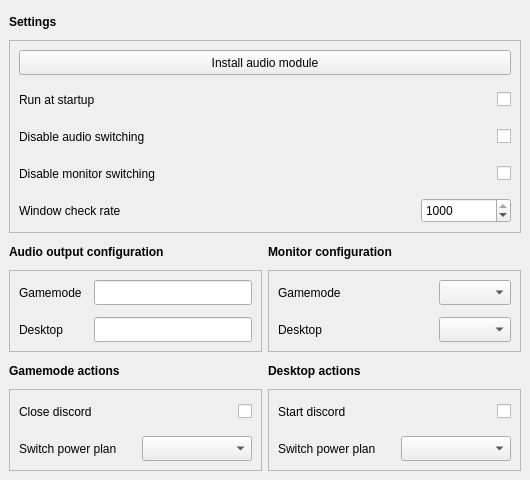
Odizinne/BigPictureTV, file src/BigPictureTV/bigpicturetv.ui: the form before one commit.
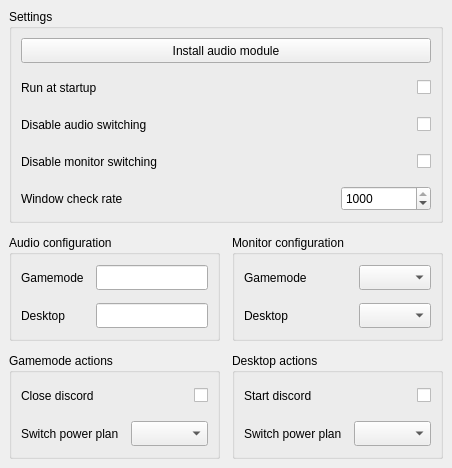
The form after the commit.

Commit message: use groupbox instead of frame, unified windows 11 and 10 style, removed now useless colorutils

```diff
--- a/src/BigPictureTV/bigpicturetv.ui
+++ b/src/BigPictureTV/bigpicturetv.ui
@@ -6,8 +6,8 @@
    <rect>
     <x>0</x>
     <y>0</y>
-    <width>530</width>
-    <height>480</height>
+    <width>452</width>
+    <height>468</height>
    </rect>
   </property>
   <property name="sizePolicy">
@@ -26,25 +26,89 @@
    <string>BigPictureTV - Settings</string>
   </property>
   <widget class="QWidget" name="centralwidget">
-   <layout class="QGridLayout" name="gridLayout_2" columnstretch="1,1">
-    <item row="3" column="0">
-     <widget class="QFrame" name="audioFrame">
-      <property name="frameShape">
-       <enum>QFrame::Shape::StyledPanel</enum>
+   <layout class="QGridLayout" name="gridLayout_2" columnstretch="0,0">
+    <property name="spacing">
+     <number>12</number>
+    </property>
+    <item row="2" column="0">
+     <widget class="QGroupBox" name="gamemodeActionsGroupBox">
+      <property name="title">
+       <string>Gamemode actions</string>
       </property>
-      <layout class="QGridLayout" name="gridLayout">
-       <property name="leftMargin">
-        <number>9</number>
+      <property name="flat">
+       <bool>false</bool>
+      </property>
+      <property name="checkable">
+       <bool>false</bool>
+      </property>
+      <property name="checked">
+       <bool>false</bool>
+      </property>
+      <layout class="QGridLayout" name="gridLayout_6">
+       <property name="spacing">
+        <number>12</number>
        </property>
-       <property name="topMargin">
-        <number>9</number>
-       </property>
-       <property name="rightMargin">
-        <number>9</number>
-       </property>
-       <property name="bottomMargin">
-        <number>9</number>
-       </property>
+       <item row="0" column="1">
+        <widget class="QCheckBox" name="closeDiscordCheckBox">
+         <property name="minimumSize">
+          <size>
+           <width>0</width>
+           <height>25</height>
+          </size>
+         </property>
+         <property name="layoutDirection">
+          <enum>Qt::LayoutDirection::RightToLeft</enum>
+         </property>
+         <property name="text">
+          <string/>
+         </property>
+        </widget>
+       </item>
+       <item row="0" column="0">
+        <widget class="QLabel" name="CloseDiscordLabel">
+         <property name="minimumSize">
+          <size>
+           <width>0</width>
+           <height>25</height>
+          </size>
+         </property>
+         <property name="text">
+          <string>Close discord</string>
+         </property>
+        </widget>
+       </item>
+       <item row="1" column="0">
+        <widget class="QLabel" name="gamemodePowerPlanLabel">
+         <property name="minimumSize">
+          <size>
+           <width>0</width>
+           <height>25</height>
+          </size>
+         </property>
+         <property name="text">
+          <string>Switch power plan</string>
+         </property>
+        </widget>
+       </item>
+       <item row="1" column="1">
+        <widget class="QComboBox" name="gamemodePowerPlanComboBox">
+         <property name="minimumSize">
+          <size>
+           <width>0</width>
+           <height>25</height>
+          </size>
+         </property>
+        </widget>
+       </item>
+      </layout>
+     </widget>
+    </item>
+    <item row="1" column="0">
+     <widget class="QGroupBox" name="audioGroupBox">
+      <property name="title">
+       <string>Audio configuration</string>
+      </property>
+      <layout class="QGridLayout" name="gridLayout_5">
        <property name="spacing">
         <number>12</number>
        </property>
@@ -61,6 +125,22 @@
          </property>
         </widget>
        </item>
+       <item row="0" column="1">
+        <widget class="QLineEdit" name="gamemodeAudioLineEdit">
+         <property name="minimumSize">
+          <size>
+           <width>0</width>
+           <height>25</height>
+          </size>
+         </property>
+         <property name="autoFillBackground">
+          <bool>false</bool>
+         </property>
+         <property name="frame">
+          <bool>true</bool>
+         </property>
+        </widget>
+       </item>
        <item row="1" column="0">
         <widget class="QLabel" name="desktopAudioLabel">
          <property name="minimumSize">
@@ -90,67 +170,50 @@
          </property>
         </widget>
        </item>
-       <item row="0" column="1">
-        <widget class="QLineEdit" name="gamemodeAudioLineEdit">
-         <property name="minimumSize">
-          <size>
-           <width>0</width>
-           <height>25</height>
-          </size>
-         </property>
-         <property name="autoFillBackground">
-          <bool>false</bool>
-         </property>
-         <property name="frame">
-          <bool>true</bool>
-         </property>
-        </widget>
-       </item>
       </layout>
      </widget>
     </item>
-    <item row="2" column="0">
-     <widget class="QLabel" name="audioOutputLabel">
-      <property name="minimumSize">
-       <size>
-        <width>0</width>
-        <height>25</height>
-       </size>
+    <item row="1" column="1">
+     <widget class="QGroupBox" name="monitorsGroupBox">
+      <property name="title">
+       <string>Monitor configuration</string>
       </property>
-      <property name="font">
-       <font>
-        <bold>true</bold>
-       </font>
-      </property>
-      <property name="text">
-       <string>Audio output configuration</string>
-      </property>
-     </widget>
-    </item>
-    <item row="3" column="1">
-     <widget class="QFrame" name="monitorsFrame">
-      <property name="frameShape">
-       <enum>QFrame::Shape::StyledPanel</enum>
-      </property>
-      <property name="frameShadow">
-       <enum>QFrame::Shadow::Sunken</enum>
-      </property>
-      <layout class="QGridLayout" name="gridLayout_4">
-       <property name="leftMargin">
-        <number>9</number>
-       </property>
-       <property name="topMargin">
-        <number>9</number>
-       </property>
-       <property name="rightMargin">
-        <number>9</number>
-       </property>
-       <property name="bottomMargin">
-        <number>9</number>
-       </property>
+      <layout class="QGridLayout" name="gridLayout_3">
        <property name="spacing">
         <number>12</number>
        </property>
+       <item row="0" column="0">
+        <widget class="QLabel" name="gamemodeMonitorLabel">
+         <property name="minimumSize">
+          <size>
+           <width>0</width>
+           <height>25</height>
+          </size>
+         </property>
+         <property name="text">
+          <string>Gamemode</string>
+         </property>
+        </widget>
+       </item>
+       <item row="0" column="1">
+        <spacer name="horizontalSpacer_2">
+         <property name="minimumSize">
+          <size>
+           <width>0</width>
+           <height>25</height>
+          </size>
+         </property>
+         <property name="orientation">
+          <enum>Qt::Orientation::Horizontal</enum>
+         </property>
+         <property name="sizeHint" stdset="0">
+          <size>
+           <width>40</width>
+           <height>20</height>
+          </size>
+         </property>
+        </spacer>
+       </item>
        <item row="0" column="2">
         <widget class="QComboBox" name="gamemodeMonitorComboBox">
          <property name="minimumSize">
@@ -164,16 +227,6 @@
          </property>
         </widget>
        </item>
-       <item row="1" column="2">
-        <widget class="QComboBox" name="desktopMonitorComboBox">
-         <property name="minimumSize">
-          <size>
-           <width>0</width>
-           <height>25</height>
-          </size>
-         </property>
-        </widget>
-       </item>
        <item row="1" column="0">
         <widget class="QLabel" name="desktopMonitorLabel">
          <property name="minimumSize">
@@ -187,8 +240,30 @@
          </property>
         </widget>
        </item>
+       <item row="1" column="2">
+        <widget class="QComboBox" name="desktopMonitorComboBox">
+         <property name="minimumSize">
+          <size>
+           <width>0</width>
+           <height>25</height>
+          </size>
+         </property>
+        </widget>
+       </item>
+      </layout>
+     </widget>
+    </item>
+    <item row="2" column="1">
+     <widget class="QGroupBox" name="desktopActionsGroupBox">
+      <property name="title">
+       <string>Desktop actions</string>
+      </property>
+      <layout class="QGridLayout" name="gridLayout_7">
+       <property name="spacing">
+        <number>12</number>
+       </property>
        <item row="0" column="0">
-        <widget class="QLabel" name="gamemodeMonitorLabel">
+        <widget class="QLabel" name="startDiscordLabel">
          <property name="minimumSize">
           <size>
            <width>0</width>
@@ -196,50 +271,96 @@
           </size>
          </property>
          <property name="text">
-          <string>Gamemode</string>
+          <string>Start discord</string>
          </property>
         </widget>
        </item>
        <item row="0" column="1">
-        <spacer name="horizontalSpacer_2">
-         <property name="orientation">
-          <enum>Qt::Orientation::Horizontal</enum>
+        <widget class="QCheckBox" name="startDiscordCheckBox">
+         <property name="minimumSize">
+          <size>
+           <width>0</width>
+           <height>25</height>
+          </size>
          </property>
-         <property name="sizeHint" stdset="0">
+         <property name="layoutDirection">
+          <enum>Qt::LayoutDirection::RightToLeft</enum>
+         </property>
+         <property name="text">
+          <string/>
+         </property>
+        </widget>
+       </item>
+       <item row="1" column="0">
+        <widget class="QLabel" name="desktopPowerPlanLabel">
+         <property name="minimumSize">
           <size>
-           <width>40</width>
-           <height>20</height>
+           <width>0</width>
+           <height>25</height>
           </size>
          </property>
-        </spacer>
+         <property name="text">
+          <string>Switch power plan</string>
+         </property>
+        </widget>
+       </item>
+       <item row="1" column="1">
+        <widget class="QComboBox" name="desktopPowerPlanComboBox">
+         <property name="minimumSize">
+          <size>
+           <width>0</width>
+           <height>25</height>
+          </size>
+         </property>
+        </widget>
        </item>
       </layout>
      </widget>
     </item>
-    <item row="1" column="0" colspan="2">
-     <widget class="QFrame" name="settingsFrame">
-      <property name="frameShape">
-       <enum>QFrame::Shape::StyledPanel</enum>
+    <item row="0" column="0" colspan="2">
+     <widget class="QGroupBox" name="settingsGroupBox">
+      <property name="minimumSize">
+       <size>
+        <width>0</width>
+        <height>0</height>
+       </size>
       </property>
-      <property name="frameShadow">
-       <enum>QFrame::Shadow::Sunken</enum>
+      <property name="title">
+       <string>Settings</string>
       </property>
-      <layout class="QGridLayout" name="settings_layout">
-       <property name="leftMargin">
-        <number>9</number>
-       </property>
-       <property name="topMargin">
-        <number>9</number>
-       </property>
-       <property name="rightMargin">
-        <number>9</number>
-       </property>
-       <property name="bottomMargin">
-        <number>9</number>
-       </property>
+      <layout class="QGridLayout" name="gridLayout">
        <property name="spacing">
         <number>12</number>
        </property>
+       <item row="2" column="1" colspan="2">
+        <widget class="QCheckBox" name="disableAudioCheckBox">
+         <property name="minimumSize">
+          <size>
+           <width>0</width>
+           <height>25</height>
+          </size>
+         </property>
+         <property name="layoutDirection">
+          <enum>Qt::LayoutDirection::RightToLeft</enum>
+         </property>
+         <property name="text">
+          <string/>
+         </property>
+        </widget>
+       </item>
+       <item row="0" column="0" colspan="3">
+        <widget class="QPushButton" name="installAudioButton">
+         <property name="minimumSize">
+          <size>
+           <width>0</width>
+           <height>25</height>
+          </size>
+         </property>
+         <property name="text">
+          <string>Install audio module</string>
+         </property>
+        </widget>
+       </item>
        <item row="2" column="0">
         <widget class="QLabel" name="disableAudioLabel">
          <property name="minimumSize">
@@ -253,7 +374,20 @@
          </property>
         </widget>
        </item>
-       <item row="3" column="0">
+       <item row="1" column="0">
+        <widget class="QLabel" name="startupLabel">
+         <property name="minimumSize">
+          <size>
+           <width>0</width>
+           <height>25</height>
+          </size>
+         </property>
+         <property name="text">
+          <string>Run at startup</string>
+         </property>
+        </widget>
+       </item>
+       <item row="3" column="0" rowspan="2">
         <widget class="QLabel" name="disableMonitorLabel">
          <property name="minimumSize">
           <size>
@@ -266,20 +400,23 @@
          </property>
         </widget>
        </item>
-       <item row="4" column="0">
-        <widget class="QLabel" name="checkrateLabel">
+       <item row="3" column="1" rowspan="2" colspan="2">
+        <widget class="QCheckBox" name="disableMonitorCheckBox">
          <property name="minimumSize">
           <size>
            <width>0</width>
            <height>25</height>
           </size>
          </property>
+         <property name="layoutDirection">
+          <enum>Qt::LayoutDirection::RightToLeft</enum>
+         </property>
          <property name="text">
-          <string>Window check rate</string>
+          <string/>
          </property>
         </widget>
        </item>
-       <item row="1" column="2">
+       <item row="1" column="1" colspan="2">
         <widget class="QCheckBox" name="startupCheckBox">
          <property name="minimumSize">
           <size>
@@ -295,7 +432,7 @@
          </property>
         </widget>
        </item>
-       <item row="4" column="2">
+       <item row="5" column="2">
         <widget class="QSpinBox" name="checkrateSpinBox">
          <property name="minimumSize">
           <size>
@@ -320,8 +457,8 @@
          </property>
         </widget>
        </item>
-       <item row="0" column="0" colspan="3">
-        <widget class="QPushButton" name="installAudioButton">
+       <item row="5" column="0">
+        <widget class="QLabel" name="checkrateLabel">
          <property name="minimumSize">
           <size>
            <width>0</width>
@@ -329,57 +466,18 @@
           </size>
          </property>
          <property name="text">
-          <string>Install audio module</string>
+          <string>Window check rate</string>
          </property>
         </widget>
        </item>
-       <item row="3" column="2">
-        <widget class="QCheckBox" name="disableMonitorCheckBox">
-         <property name="minimumSize">
-          <size>
-           <width>0</width>
-           <height>25</height>
-          </size>
-         </property>
-         <property name="layoutDirection">
-          <enum>Qt::LayoutDirection::RightToLeft</enum>
-         </property>
-         <property name="text">
-          <string/>
-         </property>
-        </widget>
-       </item>
-       <item row="2" column="2">
-        <widget class="QCheckBox" name="disableAudioCheckBox">
-         <property name="minimumSize">
-          <size>
-           <width>0</width>
-           <height>25</height>
-          </size>
-         </property>
-         <property name="layoutDirection">
-          <enum>Qt::LayoutDirection::RightToLeft</enum>
-         </property>
-         <property name="text">
-          <string/>
-         </property>
-        </widget>
-       </item>
-       <item row="1" column="0">
-        <widget class="QLabel" name="startupLabel">
-         <property name="minimumSize">
-          <size>
-           <width>0</width>
-           <height>25</height>
-          </size>
-         </property>
-         <property name="text">
-          <string>Run at startup</string>
-         </property>
-        </widget>
-       </item>
-       <item row="4" column="1">
+       <item row="5" column="1">
         <spacer name="horizontalSpacer">
+         <property name="minimumSize">
+          <size>
+           <width>0</width>
+           <height>25</height>
+          </size>
+         </property>
          <property name="orientation">
           <enum>Qt::Orientation::Horizontal</enum>
          </property>
@@ -394,230 +492,6 @@
       </layout>
      </widget>
     </item>
-    <item row="0" column="0" colspan="2">
-     <widget class="QLabel" name="settingsLabel">
-      <property name="minimumSize">
-       <size>
-        <width>0</width>
-        <height>25</height>
-       </size>
-      </property>
-      <property name="font">
-       <font>
-        <bold>true</bold>
-       </font>
-      </property>
-      <property name="text">
-       <string>Settings</string>
-      </property>
-     </widget>
-    </item>
-    <item row="2" column="1">
-     <widget class="QLabel" name="monitorConfigurationLabel">
-      <property name="minimumSize">
-       <size>
-        <width>0</width>
-        <height>25</height>
-       </size>
-      </property>
-      <property name="font">
-       <font>
-        <bold>true</bold>
-       </font>
-      </property>
-      <property name="text">
-       <string>Monitor configuration</string>
-      </property>
-     </widget>
-    </item>
-    <item row="4" column="0">
-     <widget class="QLabel" name="gamemodeActionsLabel">
-      <property name="minimumSize">
-       <size>
-        <width>0</width>
-        <height>25</height>
-       </size>
-      </property>
-      <property name="font">
-       <font>
-        <bold>true</bold>
-       </font>
-      </property>
-      <property name="text">
-       <string>Gamemode actions</string>
-      </property>
-     </widget>
-    </item>
-    <item row="5" column="0">
-     <widget class="QFrame" name="gamemodeActionsFrame">
-      <property name="frameShape">
-       <enum>QFrame::Shape::StyledPanel</enum>
-      </property>
-      <property name="frameShadow">
-       <enum>QFrame::Shadow::Sunken</enum>
-      </property>
-      <layout class="QGridLayout" name="gridLayout_3">
-       <property name="leftMargin">
-        <number>9</number>
-       </property>
-       <property name="topMargin">
-        <number>9</number>
-       </property>
-       <property name="rightMargin">
-        <number>9</number>
-       </property>
-       <property name="bottomMargin">
-        <number>9</number>
-       </property>
-       <property name="spacing">
-        <number>12</number>
-       </property>
-       <item row="0" column="1">
-        <widget class="QCheckBox" name="closeDiscordCheckBox">
-         <property name="minimumSize">
-          <size>
-           <width>0</width>
-           <height>25</height>
-          </size>
-         </property>
-         <property name="layoutDirection">
-          <enum>Qt::LayoutDirection::RightToLeft</enum>
-         </property>
-         <property name="text">
-          <string/>
-         </property>
-        </widget>
-       </item>
-       <item row="0" column="0">
-        <widget class="QLabel" name="CloseDiscordLabel">
-         <property name="minimumSize">
-          <size>
-           <width>0</width>
-           <height>25</height>
-          </size>
-         </property>
-         <property name="text">
-          <string>Close discord</string>
-         </property>
-        </widget>
-       </item>
-       <item row="1" column="0">
-        <widget class="QLabel" name="gamemodePowerPlanLabel">
-         <property name="minimumSize">
-          <size>
-           <width>0</width>
-           <height>25</height>
-          </size>
-         </property>
-         <property name="text">
-          <string>Switch power plan</string>
-         </property>
-        </widget>
-       </item>
-       <item row="1" column="1">
-        <widget class="QComboBox" name="gamemodePowerPlanComboBox">
-         <property name="minimumSize">
-          <size>
-           <width>0</width>
-           <height>25</height>
-          </size>
-         </property>
-        </widget>
-       </item>
-      </layout>
-     </widget>
-    </item>
-    <item row="4" column="1">
-     <widget class="QLabel" name="desktopActionsLabel">
-      <property name="font">
-       <font>
-        <bold>true</bold>
-       </font>
-      </property>
-      <property name="text">
-       <string>Desktop actions</string>
-      </property>
-     </widget>
-    </item>
-    <item row="5" column="1">
-     <widget class="QFrame" name="desktopActionsFrame">
-      <property name="frameShape">
-       <enum>QFrame::Shape::StyledPanel</enum>
-      </property>
-      <property name="frameShadow">
-       <enum>QFrame::Shadow::Sunken</enum>
-      </property>
-      <layout class="QGridLayout" name="gridLayout_5">
-       <property name="leftMargin">
-        <number>9</number>
-       </property>
-       <property name="topMargin">
-        <number>9</number>
-       </property>
-       <property name="rightMargin">
-        <number>9</number>
-       </property>
-       <property name="bottomMargin">
-        <number>9</number>
-       </property>
-       <property name="spacing">
-        <number>12</number>
-       </property>
-       <item row="1" column="0">
-        <widget class="QLabel" name="desktopPowerPlanLabel">
-         <property name="minimumSize">
-          <size>
-           <width>0</width>
-           <height>25</height>
-          </size>
-         </property>
-         <property name="text">
-          <string>Switch power plan</string>
-         </property>
-        </widget>
-       </item>
-       <item row="0" column="0">
-        <widget class="QLabel" name="startDiscordLabel">
-         <property name="minimumSize">
-          <size>
-           <width>0</width>
-           <height>25</height>
-          </size>
-         </property>
-         <property name="text">
-          <string>Start discord</string>
-         </property>
-        </widget>
-       </item>
-       <item row="1" column="1">
-        <widget class="QComboBox" name="desktopPowerPlanComboBox">
-         <property name="minimumSize">
-          <size>
-           <width>0</width>
-           <height>25</height>
-          </size>
-         </property>
-        </widget>
-       </item>
-       <item row="0" column="1">
-        <widget class="QCheckBox" name="startDiscordCheckBox">
-         <property name="minimumSize">
-          <size>
-           <width>0</width>
-           <height>25</height>
-          </size>
-         </property>
-         <property name="layoutDirection">
-          <enum>Qt::LayoutDirection::RightToLeft</enum>
-         </property>
-         <property name="text">
-          <string/>
-         </property>
-        </widget>
-       </item>
-      </layout>
-     </widget>
-    </item>
    </layout>
   </widget>
  </widget>
```
Left out of the diff: 6 changed lines with no effect on the pictures. The commit also changes 9 other files.
